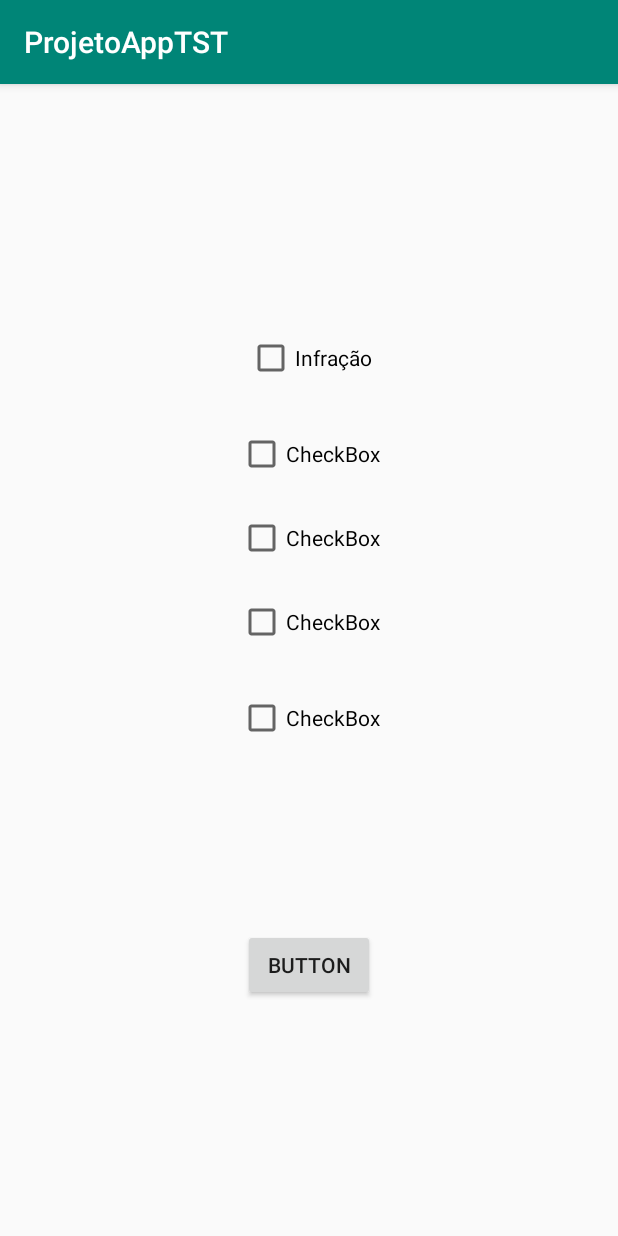
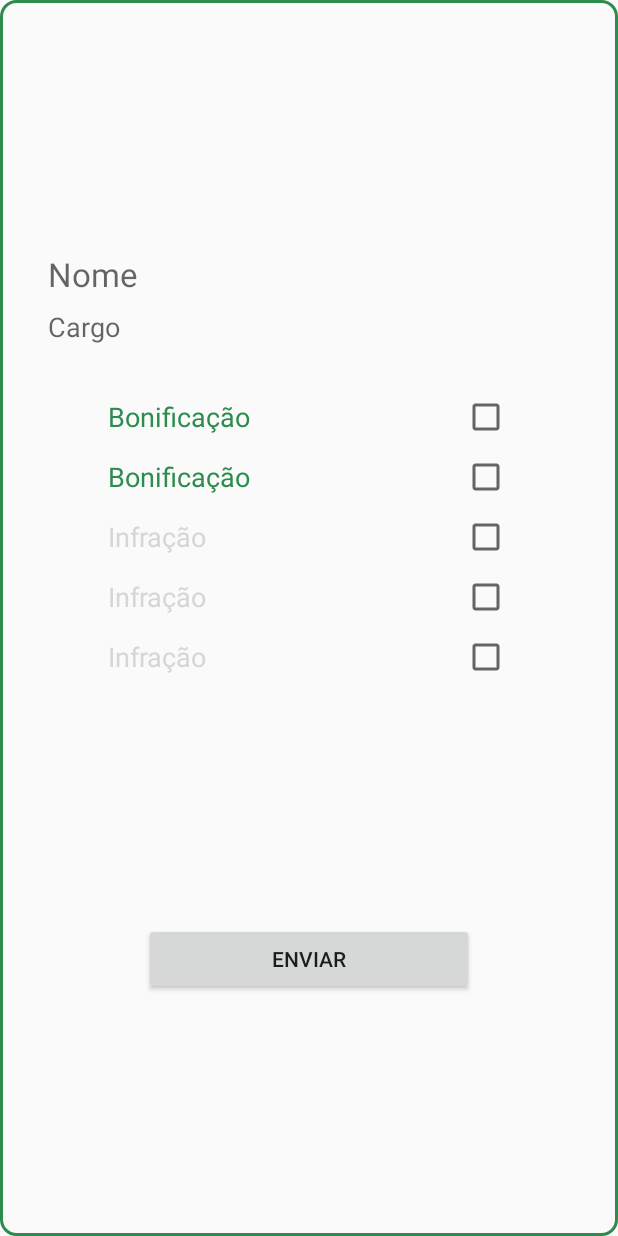
Before and after one commit to n-a-sistemas/ProjetoMobileTST, an Android app: the FuncionariosActivity screen opened directly, with no data from a screen before it, on a phone screen of 412 x 824 dp. Run offline under Robolectric (Android 15) with nearby library versions, the light colour scheme and no system bars; our stand-ins replace Firebase (no records; nobody signed in at launch, a user with empty details on screens opened directly), Picasso; 4 statements that could not run were skipped.

Commit message:
Quase acabando o layout

```diff
--- a/app/src/main/AndroidManifest.xml
+++ b/app/src/main/AndroidManifest.xml
@@ -10,9 +10,11 @@
         android:supportsRtl="true"
         android:theme="@style/AppTheme">
         <activity android:name=".SairActivity"></activity>
-        <activity android:name=".FuncionariosActivity" />
+        <activity android:name=".FuncionariosActivity"
+            android:theme="@style/Theme.AppCompat.Light.NoActionBar"/>
         <activity android:name=".MainActivity" />
-        <activity android:name=".SplashActivity">
+        <activity android:name=".SplashActivity"
+            android:theme="@style/Theme.AppCompat.Light.NoActionBar">
             <intent-filter>
                 <action android:name="android.intent.action.MAIN" />
 
--- a/app/src/main/java/com/example/projetoapptst/FuncionariosActivity.java
+++ b/app/src/main/java/com/example/projetoapptst/FuncionariosActivity.java
@@ -81,7 +81,7 @@ public class FuncionariosActivity extends AppCompatActivity {
                 ImageView imageView = findViewById(R.id.imageView_1);
                 Picasso.get().load(dataSnapshot.child("imgScr")
                         .getValue().toString())
-                        .resize(120, 100).centerCrop().into(imageView);
+                        .resize(120, 120).centerCrop().into(imageView);
 
                 pontoaTual = Integer.parseInt(dataSnapshot.child("pontos").getValue().toString());
 
--- a/app/src/main/java/com/example/projetoapptst/SplashActivity.java
+++ b/app/src/main/java/com/example/projetoapptst/SplashActivity.java
@@ -5,6 +5,7 @@ import androidx.appcompat.app.AppCompatActivity;
 import android.content.Intent;
 import android.os.Bundle;
 import android.os.Handler;
+import android.widget.ImageView;
 
 public class SplashActivity extends AppCompatActivity {
 
--- /dev/null
+++ b/app/src/main/res/drawable/box.xml
@@ -0,0 +1,11 @@
+<?xml version="1.0" encoding="utf-8"?>
+<selector xmlns:android="http://schemas.android.com/apk/res/android">
+    <item>
+        <shape android:shape="rectangle">
+            <solid android:color="@android:color/transparent"/>
+            <stroke android:width="2dp" android:color="@color/colorPrimary"/>
+            <corners android:radius="10dp"/>
+        </shape>
+    </item>
+
+</selector>
--- a/app/src/main/res/layout/activity_funcionarios.xml
+++ b/app/src/main/res/layout/activity_funcionarios.xml
@@ -4,14 +4,22 @@
     xmlns:tools="http://schemas.android.com/tools"
     android:layout_width="match_parent"
     android:layout_height="match_parent"
+    android:background="@drawable/box"
     tools:context=".FuncionariosActivity">
 
     <CheckBox
         android:id="@+id/checkBox_infracao2"
-        android:layout_width="wrap_content"
+        android:layout_width="0dp"
         android:layout_height="wrap_content"
-        android:layout_marginTop="24dp"
-        android:text="CheckBox"
+        android:layout_marginStart="72dp"
+        android:layout_marginTop="8dp"
+        android:layout_marginEnd="72dp"
+        android:text="@string/check_infracao"
+        android:textAppearance="@style/TextAppearance.AppCompat.Medium"
+        android:textColor="@color/fui_bgEmail"
+        android:textCursorDrawable="@color/colorAccent"
+        android:button="@null"
+        android:drawableRight="?android:attr/listChoiceIndicatorMultiple"
         app:layout_constraintEnd_toEndOf="parent"
         app:layout_constraintHorizontal_bias="0.501"
         app:layout_constraintStart_toStartOf="parent"
@@ -19,74 +27,98 @@
 
     <TextView
         android:id="@+id/textView_1"
-        android:layout_width="wrap_content"
+        android:layout_width="0dp"
         android:layout_height="wrap_content"
-        android:layout_marginTop="32dp"
-        android:text="TextView"
+        android:layout_marginStart="32dp"
+        android:layout_marginTop="24dp"
+        android:layout_marginEnd="32dp"
+        android:hint="@string/tv_nome"
+        android:textAppearance="@style/TextAppearance.AppCompat.Large"
         app:layout_constraintEnd_toEndOf="parent"
-        app:layout_constraintHorizontal_bias="0.465"
         app:layout_constraintStart_toStartOf="parent"
         app:layout_constraintTop_toBottomOf="@+id/imageView_1" />
 
     <TextView
         android:id="@+id/textView2"
-        android:layout_width="wrap_content"
+        android:layout_width="0dp"
         android:layout_height="wrap_content"
-        android:layout_marginTop="32dp"
-        android:text="TextView"
+        android:layout_marginStart="32dp"
+        android:layout_marginTop="8dp"
+        android:layout_marginEnd="32dp"
+        android:hint="@string/tv_cargo"
+        android:textAppearance="@style/TextAppearance.AppCompat.Medium"
         app:layout_constraintEnd_toEndOf="parent"
         app:layout_constraintStart_toStartOf="parent"
         app:layout_constraintTop_toBottomOf="@+id/textView_1" />
 
+    <CheckBox
+        android:id="@+id/check_box_bonificacao1"
+        android:layout_width="0dp"
+        android:layout_height="wrap_content"
+        android:layout_marginStart="72dp"
+        android:layout_marginTop="32dp"
+        android:layout_marginEnd="72dp"
+        android:focusable="true"
+        android:text="@string/check_bonificacao"
+        android:textAppearance="@style/TextAppearance.AppCompat.Medium"
+        android:textColor="@color/colorPrimary"
+        android:button="@null"
+        android:drawableRight="?android:attr/listChoiceIndicatorMultiple"
+        app:layout_constraintEnd_toEndOf="parent"
+        app:layout_constraintStart_toStartOf="parent"
+        app:layout_constraintTop_toBottomOf="@+id/textView2" />
+
     <ImageView
         android:id="@+id/imageView_1"
-        android:layout_width="wrap_content"
-        android:layout_height="wrap_content"
-        android:layout_marginTop="32dp"
+        android:layout_width="120dp"
+        android:layout_height="120dp"
+        android:layout_marginTop="24dp"
         app:layout_constraintEnd_toEndOf="parent"
         app:layout_constraintStart_toStartOf="parent"
         app:layout_constraintTop_toTopOf="parent"
         tools:srcCompat="@tools:sample/avatars[1]" />
 
     <CheckBox
-        android:id="@+id/check_box_bonificacao1"
-        android:layout_width="wrap_content"
+        android:id="@+id/check_box_bonificacao2"
+        android:layout_width="0dp"
         android:layout_height="wrap_content"
-        android:layout_marginTop="32dp"
+        android:layout_marginStart="72dp"
+        android:layout_marginTop="8dp"
+        android:layout_marginEnd="72dp"
         android:focusable="true"
-        android:text="Infração"
-        app:layout_constraintEnd_toEndOf="parent"
-        app:layout_constraintStart_toStartOf="parent"
-        app:layout_constraintTop_toBottomOf="@+id/textView2" />
-
-    <CheckBox
-        android:id="@+id/check_box_bonificacao2"
-        android:layout_width="wrap_content"
-        android:layout_height="wrap_content"
-        android:layout_marginTop="32dp"
-        android:focusable="true"
-        android:text="CheckBox"
+        android:text="@string/check_bonificacao"
+        android:textAppearance="@style/TextAppearance.AppCompat.Medium"
+        android:textColor="@color/colorPrimary"
+        android:button="@null"
+        android:drawableRight="?android:attr/listChoiceIndicatorMultiple"
         app:layout_constraintEnd_toEndOf="parent"
         app:layout_constraintStart_toStartOf="parent"
         app:layout_constraintTop_toBottomOf="@+id/check_box_bonificacao1" />
 
     <CheckBox
         android:id="@+id/check_box_infracao1"
-        android:layout_width="wrap_content"
+        android:layout_width="0dp"
         android:layout_height="wrap_content"
-        android:layout_marginTop="24dp"
-        android:text="CheckBox"
+        android:layout_marginStart="72dp"
+        android:layout_marginTop="8dp"
+        android:layout_marginEnd="72dp"
+        android:text="@string/check_infracao"
+        android:textAppearance="@style/TextAppearance.AppCompat.Medium"
+        android:textColor="@color/fui_bgEmail"
+        android:button="@null"
+        android:drawableRight="?android:attr/listChoiceIndicatorMultiple"
         app:layout_constraintEnd_toEndOf="parent"
         app:layout_constraintStart_toStartOf="parent"
         app:layout_constraintTop_toBottomOf="@+id/check_box_bonificacao2" />
 
     <Button
         android:id="@+id/button2"
-        android:layout_width="wrap_content"
+        android:layout_width="0dp"
         android:layout_height="wrap_content"
-        android:layout_marginBottom="32dp"
+        android:layout_marginStart="96dp"
+        android:layout_marginEnd="96dp"
         android:onClick="retirar"
-        android:text="Button"
+        android:text="@string/btn_funcionario"
         app:layout_constraintBottom_toBottomOf="parent"
         app:layout_constraintEnd_toEndOf="parent"
         app:layout_constraintStart_toStartOf="parent"
@@ -94,10 +126,16 @@
 
     <CheckBox
         android:id="@+id/check_box_infracao3"
-        android:layout_width="wrap_content"
+        android:layout_width="0dp"
         android:layout_height="wrap_content"
-        android:layout_marginTop="32dp"
-        android:text="CheckBox"
+        android:layout_marginStart="72dp"
+        android:layout_marginTop="8dp"
+        android:layout_marginEnd="72dp"
+        android:text="@string/check_infracao"
+        android:textAppearance="@style/TextAppearance.AppCompat.Medium"
+        android:textColor="@color/fui_bgEmail"
+        android:button="@null"
+        android:drawableRight="?android:attr/listChoiceIndicatorMultiple"
         app:layout_constraintEnd_toEndOf="parent"
         app:layout_constraintStart_toStartOf="parent"
         app:layout_constraintTop_toBottomOf="@+id/checkBox_infracao2" />
--- a/app/src/main/res/layout/activity_splash.xml
+++ b/app/src/main/res/layout/activity_splash.xml
@@ -8,12 +8,12 @@
 
     <ImageView
         android:id="@+id/imageView"
-        android:layout_width="wrap_content"
-        android:layout_height="wrap_content"
+        android:layout_width="250dp"
+        android:layout_height="250dp"
         android:scaleType="centerCrop"
         app:layout_constraintBottom_toBottomOf="parent"
         app:layout_constraintEnd_toEndOf="parent"
         app:layout_constraintStart_toStartOf="parent"
         app:layout_constraintTop_toTopOf="parent"
-        app:srcCompat="@mipmap/ic_launcher_round" />
+        app:srcCompat="@drawable/tst" />
 </androidx.constraintlayout.widget.ConstraintLayout>
--- a/app/src/main/res/values/colors.xml
+++ b/app/src/main/res/values/colors.xml
@@ -1,6 +1,6 @@
 <?xml version="1.0" encoding="utf-8"?>
 <resources>
-    <color name="colorPrimary">#008577</color>
-    <color name="colorPrimaryDark">#00574B</color>
-    <color name="colorAccent">#D81B60</color>
+    <color name="colorPrimary">#2B8C4D</color>
+    <color name="colorPrimaryDark">#038C33</color>
+    <color name="colorAccent">#2B8C4D</color>
 </resources>
--- a/app/src/main/res/values/strings.xml
+++ b/app/src/main/res/values/strings.xml
@@ -1,3 +1,12 @@
 <resources>
-    <string name="app_name">ProjetoAppTST</string>
+    <string name="app_name">Segurança do trabalho</string>
+    <string name="btn_pesquisa">Adicionar Pontos</string>
+    <string name="tv_nome">Nome</string>
+    <string name="tv_cargo">Cargo</string>
+    <string name="txt_pesquisa">Nome do funcionário</string>
+    <string name="tv_expulso">Sua conta não possui parâmetros de administrador</string>
+    <string name="btn_expulso">Sair</string>
+    <string name="btn_funcionario">Enviar</string>
+    <string name="check_infracao">Infração</string>
+    <string name="check_bonificacao">Bonificação</string>
 </resources>
```
Also changed, not shown: app/src/main/res/layout/activity_main.xml (+18 -7 lines), app/src/main/res/layout/activity_sair.xml (+5 -4 lines), app/src/main/res/layout/layout_pesquisa_funcionario.xml (+17 -7 lines).
